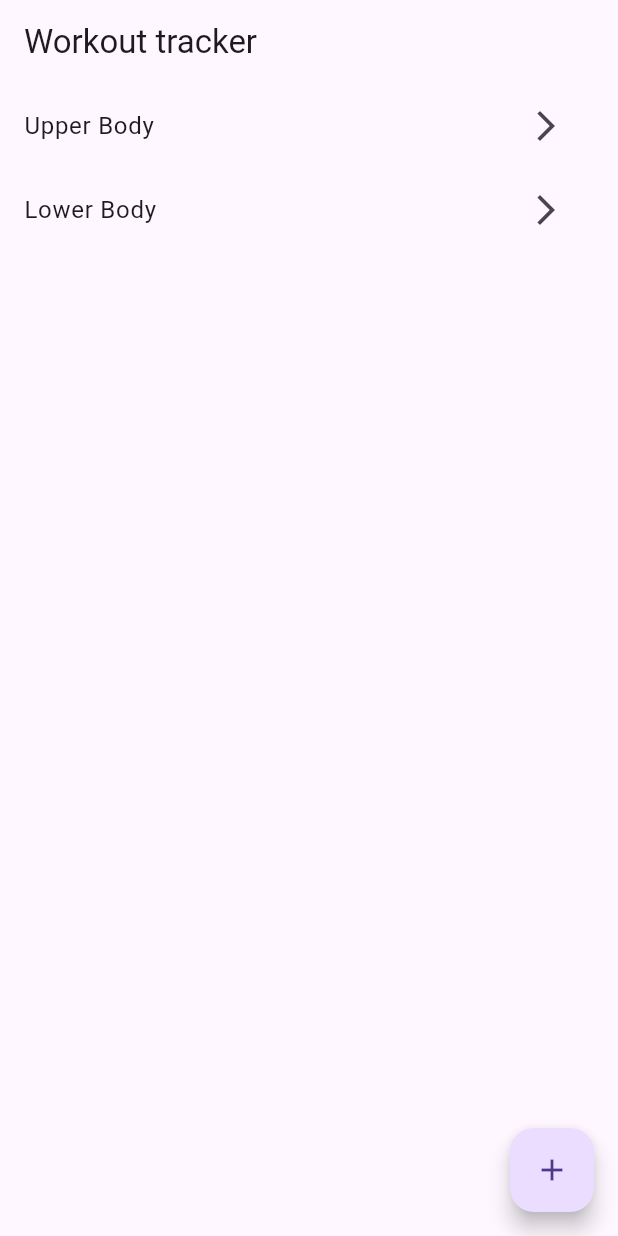
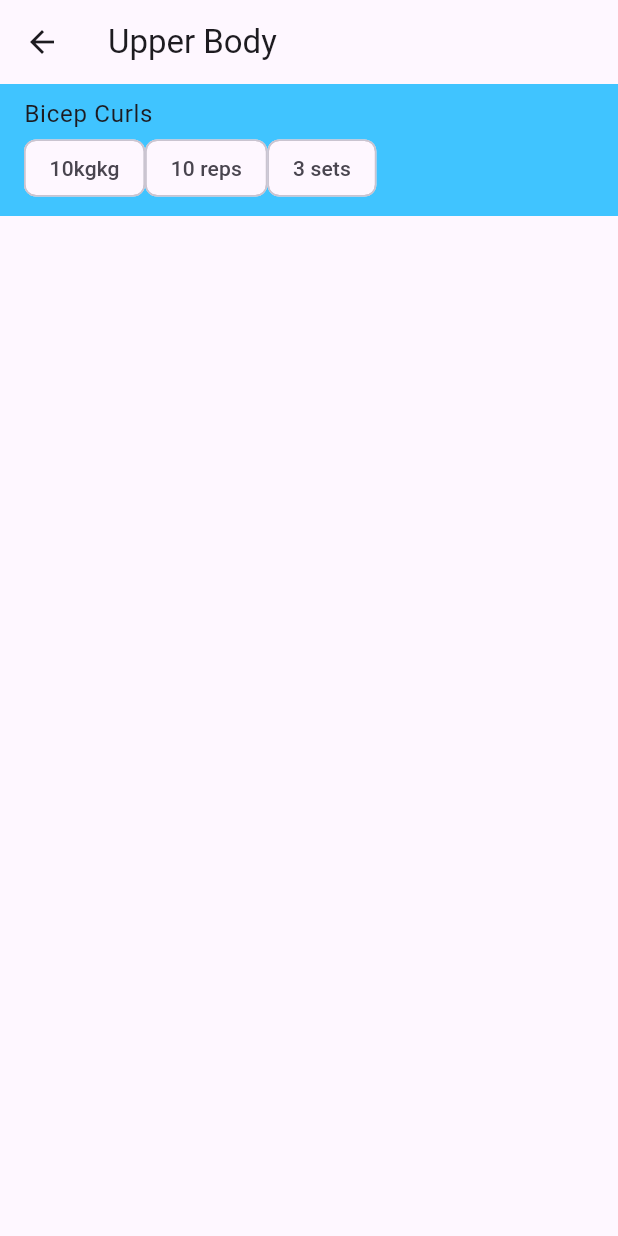
Before and after one commit to nabilzinho/fitness_app, a Flutter app: the screen it shows after launch, after a tap on the "arrow forward ios" icon, on a phone screen of 412 x 824 dp. Run offline on Flutter 3.47's test engine with Material 3 defaults, Android fonts, the phone set to English and light mode, and no system bars.

Commit message:
commit 4

```diff
--- /dev/null
+++ b/lib/components/exercise_tile.dart
@@ -0,0 +1,48 @@
+import 'package:flutter/material.dart';
+
+class ExerciseTile extends StatelessWidget {
+  final String exerciseName;
+  final String weight;
+  final String reps;
+  final String sets;
+  final bool isCompleted;
+
+  const ExerciseTile({super.key, required this.exerciseName, required this.weight, required this.reps, required this.sets, required this.isCompleted});
+
+  @override
+  Widget build(BuildContext context) {
+    return Container(
+      color: Colors.lightBlueAccent,
+      child: ListTile(
+        title: Text(
+          exerciseName),
+        subtitle: Row(
+          children: [
+            // weight
+            Chip(
+              label: Text(
+                "${weight}kg",
+              ), // Text
+            ), // Chip
+
+            // reps
+            Chip(
+              label: Text(
+                "${reps} reps",
+              ), // Text
+            ), // Chip
+
+            // sets
+            Chip(
+              label: Text(
+                "${sets} sets",
+              ), // Text
+            ), // Chip
+          ], // Row
+
+
+        ),
+      ),
+    );
+  }
+}
--- a/lib/pages/home_page.dart
+++ b/lib/pages/home_page.dart
@@ -6,6 +6,7 @@
 
 
 import 'package:fitness_app/data/workout_data.dart';
+import 'package:fitness_app/pages/workout_page.dart';
 import 'package:flutter/material.dart';
 import 'package:provider/provider.dart';
 
@@ -50,7 +51,7 @@ class _HomePageState extends State<HomePage> {
   //goToWorkoutPage
   void goToWorkoutPage(String workoutName)
   {
-    Navigator.push(context, MaterialPageRoute(builder: (context)=>WorkoutPage(),));
+    Navigator.push(context, MaterialPageRoute(builder: (context)=>WorkoutPage(workoutName: workoutName,),));
   }
   //save function
   void save(){
@@ -89,7 +90,7 @@ class _HomePageState extends State<HomePage> {
           title: Text(value.getWorkoutList()[index].name),
           trailing: IconButton(
             icon: Icon(Icons.arrow_forward_ios),
-            onPressed: goToWorkoutPage,
+            onPressed: ()=>goToWorkoutPage(value.getWorkoutList()[index].name),
           ),
 
         ),
--- a/lib/pages/workout_page.dart
+++ b/lib/pages/workout_page.dart
@@ -0,0 +1,48 @@
+import 'package:fitness_app/components/exercise_tile.dart';
+import 'package:flutter/material.dart';
+import 'package:provider/provider.dart';
+
+import '../data/workout_data.dart';
+
+class WorkoutPage extends StatefulWidget {
+  final String workoutName;
+  const WorkoutPage({super.key, required this.workoutName});
+
+  @override
+  State<WorkoutPage> createState() => _WorkoutPageState();
+}
+
+class _WorkoutPageState extends State<WorkoutPage> {
+  @override
+  Widget build(BuildContext context) {
+    return Consumer<WorkoutData>(
+      builder: (context, value, child) => Scaffold(
+        appBar: AppBar(title: Text(widget.workoutName)),
+        body: ListView.builder(
+          itemCount: value.numberOfExercisesInWorkout(widget.workoutName),
+          itemBuilder: (context, index) => ExerciseTile(
+              exerciseName: value
+                  .getRelevantWorkout(widget.workoutName)
+                  .exercises[index]
+                  .name,
+              weight: value
+                  .getRelevantWorkout(widget.workoutName)
+                  .exercises[index]
+                  .weight,
+              reps: value
+                  .getRelevantWorkout(widget.workoutName)
+                  .exercises[index]
+                  .reps,
+              sets: value
+                  .getRelevantWorkout(widget.workoutName)
+                  .exercises[index]
+                  .sets,
+              isCompleted: value
+                  .getRelevantWorkout(widget.workoutName)
+                  .exercises[index]
+                  .isCompleted),
+        ),
+      ),
+    );
+  }
+}
```
